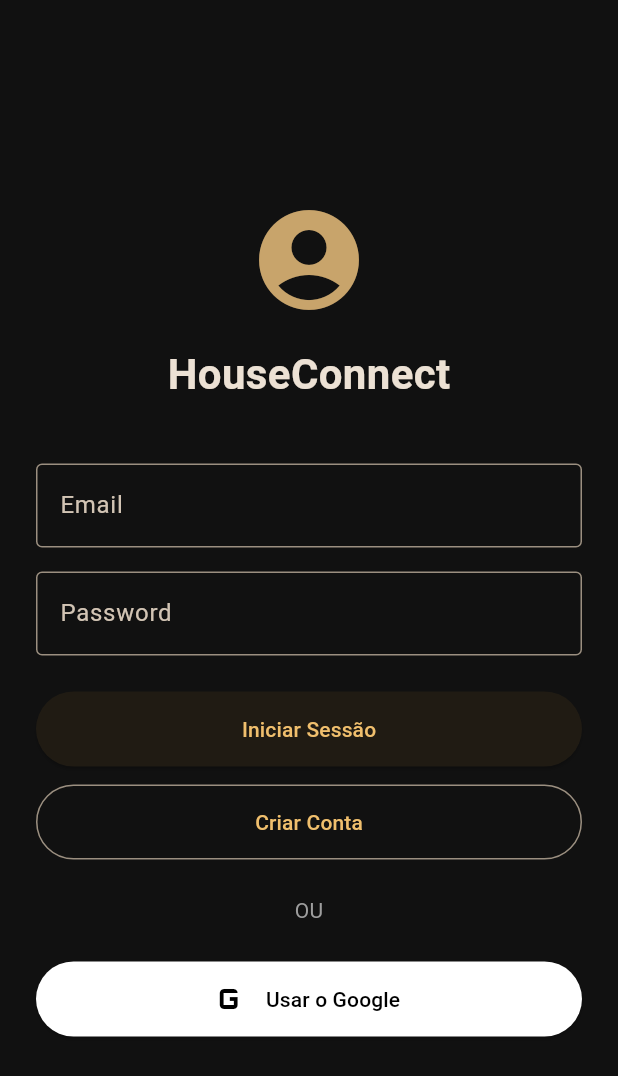
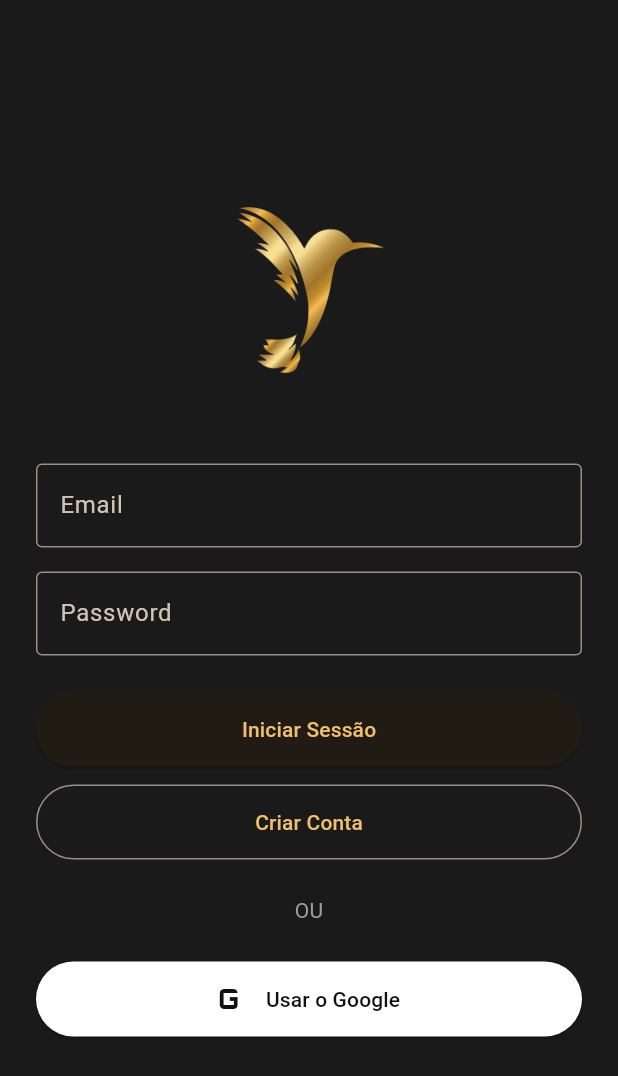
Before and after one commit to DavidCosta2695/Projeto-Final, a Flutter app: the screen it shows after launch, on a phone screen of 412 x 824 dp. Shown: the top 1076 px of the screen. Run offline on Flutter 3.47's test engine with Material 3 defaults, Android fonts, the phone set to English and light mode, and no system bars; our stand-ins replace cloud_firestore, firebase_auth, firebase_core, google_sign_in, image_picker; accounts and stored records are empty.

Commit message:
adicao de logotipo e melhoria da UI

```diff
--- a/lib/ecras/login.dart
+++ b/lib/ecras/login.dart
@@ -93,12 +93,9 @@
             child: Column(
               mainAxisAlignment: MainAxisAlignment.center,
               children: [
-              const Icon(Icons.account_circle, size: 80, color: Color(0xFFC8A46B)),
+
+                Image.asset('lib/images/predimed_logo.png', height: 120,),
                 const SizedBox(height: 16),
-              const Text(
-                'HouseConnect',
-                style: TextStyle(fontSize: 28, fontWeight: FontWeight.bold),
-              ),
                 const SizedBox(height: 40),
 
                 TextField(
@@ -158,7 +155,7 @@
                     child: ElevatedButton.icon(
                       style: ElevatedButton.styleFrom(
                         backgroundColor: Colors.white,
-                      foregroundColor: Colors.black,
+                        foregroundColor: const Color.fromARGB(255, 17, 16, 16),
                       ),
                       icon: const Icon(Icons.g_mobiledata, size: 32),
                       label: const Text('Usar o Google'),
--- a/lib/main.dart
+++ b/lib/main.dart
@@ -33,7 +33,7 @@
           seedColor: const Color(0xFFC8A46B),
           brightness: Brightness.dark,
         ),
-        scaffoldBackgroundColor: const Color(0xFF111111),
+        scaffoldBackgroundColor: const Color.fromARGB(255, 27, 26, 26),
         useMaterial3: true,
       ),
 
--- a/pubspec.yaml
+++ b/pubspec.yaml
@@ -9,6 +9,7 @@
   sdk: ^3.11.5
 
 dependencies:
+  intl: ^0.19.0
   flutter:
     sdk: flutter
 
@@ -27,3 +28,6 @@
 
 flutter:
   uses-material-design: true
+
+  assets:
+    - lib/images/predimed_logo.png
```
Also changed, not shown: lib/ecras/pag_match.dart (+10 -2 lines), lib/images/predimed_logo.png (added), pubspec.lock. Lines whose indentation alone changed are shown as unchanged.
